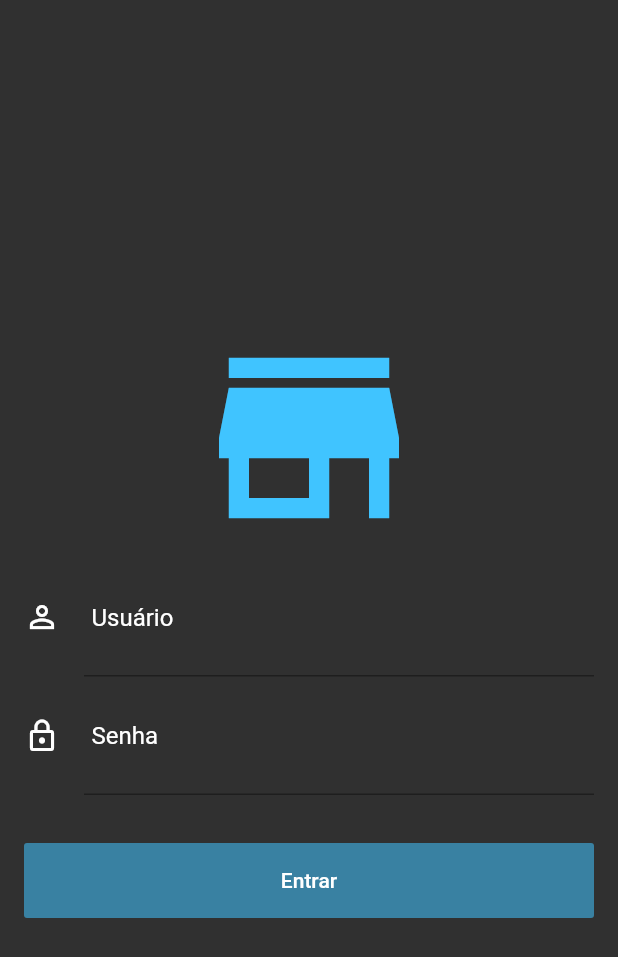
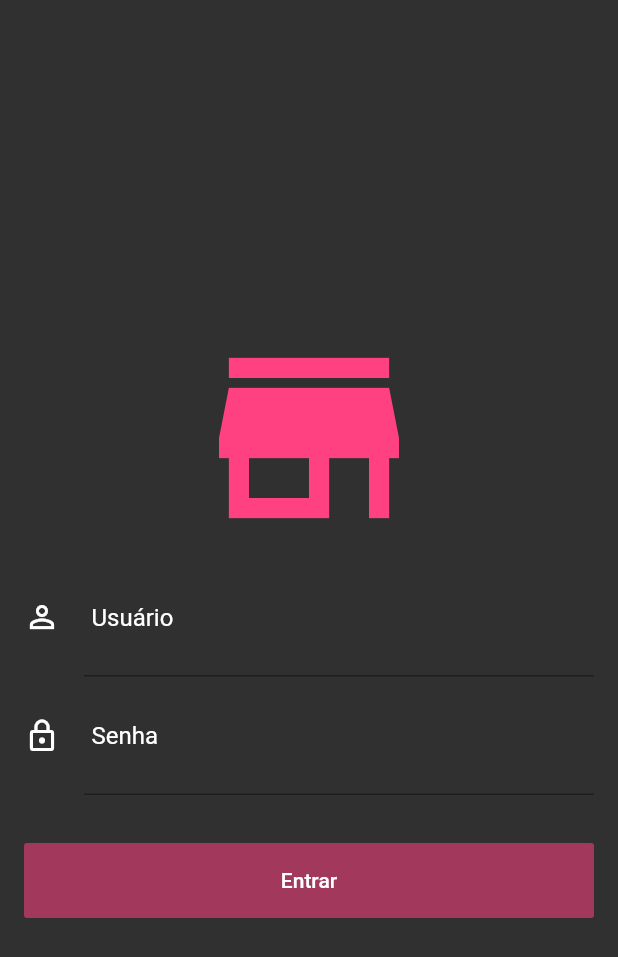
Before and after one commit to dieinimymaganha/loja_virutal_gerenciamento, a Flutter app: the screen it shows after launch, on a phone screen of 412 x 824 dp. Shown: the top 957 px of the screen. Run offline on Flutter 3.47's test engine with Material 2 defaults, Android fonts, the phone set to English and light mode, and no system bars; our stand-ins replace cloud_firestore, firebase_auth, rxdart; missing offline and left inert: bloc_pattern; accounts and stored records are empty.

Commit message:
criado login

```diff
--- a/gerente_loja/lib/screens/login_screen.dart
+++ b/gerente_loja/lib/screens/login_screen.dart
@@ -1,5 +1,6 @@
 import 'package:flutter/material.dart';
 import 'package:gerente_loja/blocs/login_bloc.dart';
+import 'package:gerente_loja/screens/home_screen.dart';
 import 'package:gerente_loja/widgets/input_field.dart';
 
 class LoginScreen extends StatefulWidget {
@@ -10,63 +11,98 @@ class LoginScreen extends StatefulWidget {
 class _LoginScreenState extends State<LoginScreen> {
   final _loginBloc = LoginBloc();
 
+
+  @override
+  void initState() {
+    super.initState();
+
+    _loginBloc.outState.listen((state) {
+      switch(state){
+        case LoginState.SUCCESS:
+          Navigator.of(context).pushReplacement(MaterialPageRoute(builder: (context) => HomeScreen()));
+          break;
+        case LoginState.FAIL:
+          showDialog(context: context, builder: (context) => AlertDialog(
+            title: Text('Erro'),
+            content: Text('Você não possui os privilégios necessários'),
+          ) );
+          break;
+        case LoginState.LOADING:
+        case LoginState.IDLE:
+
+      }
+    });
+
+  }
+
   @override
   Widget build(BuildContext context) {
     return Scaffold(
       backgroundColor: Colors.grey[850],
-      body: Stack(
+      body: StreamBuilder<LoginState>(
+          stream: _loginBloc.outState,
+          initialData: LoginState.LOADING,
+          builder: (context, snapshot) {
+            switch(snapshot.data){
+              case LoginState.LOADING:
+                return Center(child: CircularProgressIndicator(
+                  valueColor: AlwaysStoppedAnimation(Colors.pinkAccent),),);
+              case LoginState.FAIL:
+              case LoginState.SUCCESS:
+              case LoginState.IDLE:
+                return Stack(
                   alignment: Alignment.center,
                   children: <Widget>[
                     Container(),
                     SingleChildScrollView(
                         child: Container(
-              margin: EdgeInsets.all(16.0),
+                          margin: EdgeInsets.all(16),
                           child: Column(
                             crossAxisAlignment: CrossAxisAlignment.stretch,
                             children: <Widget>[
                               Icon(
                                 Icons.store_mall_directory,
-                    color: Theme.of(context).primaryColor,
-                    size: 160.0,
+                                color: Colors.pinkAccent,
+                                size: 160,
                               ),
                               InputField(
                                 icon: Icons.person_outline,
-                    hint: 'Usuário',
+                                hint: "Usuário",
                                 obscure: false,
                                 stream: _loginBloc.outEmail,
                                 onChanged: _loginBloc.changeEmail,
                               ),
                               InputField(
                                 icon: Icons.lock_outline,
-                    hint: 'Senha',
+                                hint: "Senha",
                                 obscure: true,
                                 stream: _loginBloc.outPassword,
                                 onChanged: _loginBloc.changePassword,
                               ),
-                  SizedBox(
-                    height: 32,
-                  ),
+                              SizedBox(height: 32,),
                               StreamBuilder<bool>(
                                   stream: _loginBloc.outSubmitValid,
                                   builder: (context, snapshot) {
                                     return SizedBox(
                                       height: 50,
                                       child: RaisedButton(
-                            onPressed:
-                                snapshot.hasData ? _loginBloc.submit : null,
-                            child: Text('Entrar'),
+                                        color: Colors.pinkAccent,
+                                        child: Text("Entrar"),
+                                        onPressed: snapshot.hasData ? _loginBloc.submit : null,
                                         textColor: Colors.white,
-                            color: Theme.of(context).primaryColor,
-                            disabledColor:
-                                Theme.of(context).primaryColor.withAlpha(140),
+                                        disabledColor: Colors.pinkAccent.withAlpha(140),
                                       ),
                                     );
-                      }),
+                                  }
+                              )
                             ],
                           ),
-            ),
+                        )
                     ),
                   ],
+                );
+            }
+          }
       ),
     );
   }
--- a/gerente_loja/lib/validators/login_validator.dart
+++ b/gerente_loja/lib/validators/login_validator.dart
@@ -12,7 +12,7 @@ class LoginValidators {
     }
   });
 
-  final validatorPassword = StreamTransformer<String, String>.fromHandlers(
+  final validatePassword = StreamTransformer<String, String>.fromHandlers(
     handleData: (password, sink){
       if(password.length > 4){
         sink.add(password);
```
Also changed, not shown: gerente_loja/lib/blocs/login_bloc.dart (+42 -18 lines), gerente_loja/lib/screens/home_screen.dart (added, +8 -0 lines). Lines whose indentation alone changed are shown as unchanged.
